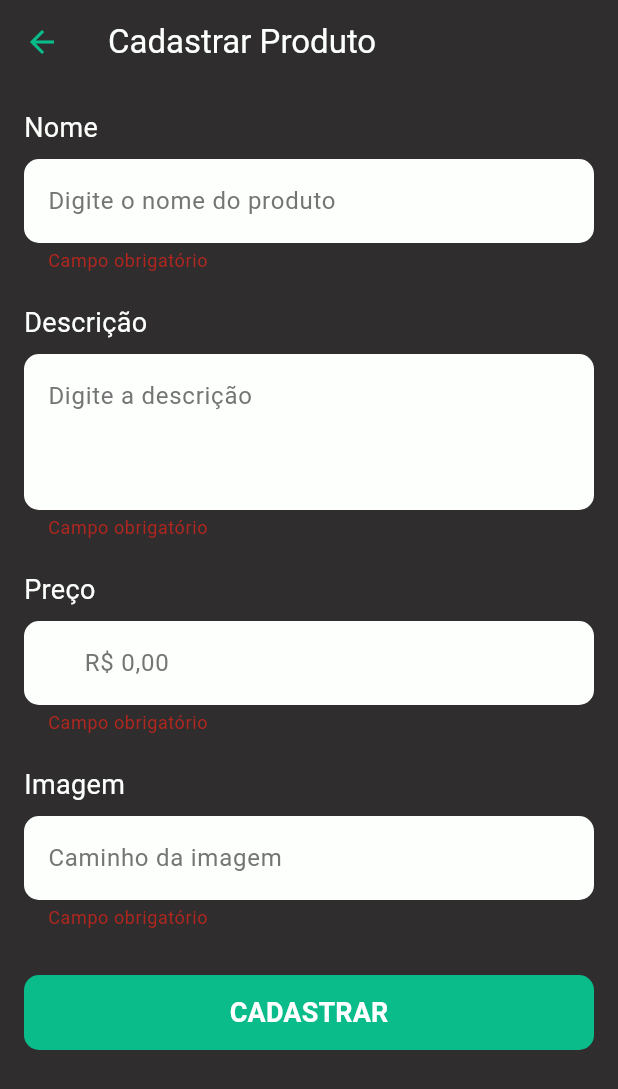
After one commit to joaoArtur2907/BarbadusMobileApp, a Flutter app: the RegisterPageProduto screen opened directly, after a tap on "CADASTRAR", on a phone screen of 412 x 824 dp. The commit adds this screen. Shown: the top 1089 px of the screen. Run offline on Flutter 3.47's test engine with Material 3 defaults, Android fonts, the phone set to English and light mode, and no system bars; our stand-ins replace sqflite; missing offline and left inert: dart:ffi; accounts and stored records are empty.

Commit message:
Registrar produtos

```diff
--- a/barbearia_barbadus_app/lib/Screens/homePage.dart
+++ b/barbearia_barbadus_app/lib/Screens/homePage.dart
@@ -1,5 +1,6 @@
 import 'package:flutter/material.dart';
 import 'package:flutter/services.dart';
+import 'register_page_produto.dart';
 
 class homePage extends StatefulWidget {
   const homePage({super.key});
@@ -8,7 +9,7 @@ class homePage extends StatefulWidget {
 }
 
 class _HomePageState extends State<homePage> {
-  // Lista de produtos (pode ser substituída por dados reais de API ou banco de dados)
+  // Lista de produtos
   final List<Map<String, dynamic>> produtos = [
     {
       'nome': 'BIO EXTRATUS',
@@ -24,7 +25,7 @@ class _HomePageState extends State<homePage> {
     },
   ];
 
-  // Função para exibir detalhes do produto
+  // Exibe os produtos function
   void _showProductDetails(BuildContext context, int index) {
     showDialog(
       context: context,
@@ -42,7 +43,7 @@ class _HomePageState extends State<homePage> {
             child: Column(
               mainAxisSize: MainAxisSize.min,
               children: [
-                // Imagem ampliada
+                // Imagem
                 Container(
                   height: 200,
                   child: Image.asset(
@@ -84,7 +85,7 @@ class _HomePageState extends State<homePage> {
                   ),
                 ),
                 SizedBox(height: 25),
-                // Botão de fechar
+                // facha
                 ElevatedButton(
                   style: ElevatedButton.styleFrom(
                     backgroundColor: Color(0xFF2F2D2E),
@@ -114,6 +115,16 @@ class _HomePageState extends State<homePage> {
   Widget build(BuildContext context) {
     return Scaffold(
       backgroundColor: Color(0xFF2F2D2E),
+      floatingActionButton: FloatingActionButton(
+        onPressed: () {
+          Navigator.push(
+            context,
+            MaterialPageRoute(builder: (context) => RegisterPageProduto()),
+          );
+        },
+        backgroundColor: Color(0xFF09BC8A),
+        child: Icon(Icons.add, color: Colors.white),
+      ),
       body: SingleChildScrollView(
         child: Column(
           children: <Widget>[
--- /dev/null
+++ b/barbearia_barbadus_app/lib/Screens/register_page_produto.dart
@@ -0,0 +1,201 @@
+import 'package:flutter/material.dart';
+import 'package:flutter/services.dart';
+import '../Service/produto_service.dart';
+import '../model/produto.dart';
+
+class RegisterPageProduto extends StatefulWidget {
+  const RegisterPageProduto({super.key});
+
+  @override
+  _RegisterPageProdutoState createState() => _RegisterPageProdutoState();
+}
+
+class _RegisterPageProdutoState extends State<RegisterPageProduto> {
+  final _formKey = GlobalKey<FormState>();
+  final TextEditingController _nomeController = TextEditingController();
+  final TextEditingController _imagemController = TextEditingController();
+  final TextEditingController _descricaoController = TextEditingController();
+  final TextEditingController _precoController = TextEditingController();
+  final ProdutoService _produtoService = ProdutoService();
+
+  @override
+  Widget build(BuildContext context) {
+    return Scaffold(
+      backgroundColor: const Color(0xFF2F2D2E),
+      appBar: AppBar(
+        title: const Text('Cadastrar Produto',
+            style: TextStyle(color: Color(0xFFFCFFFC))),
+        backgroundColor: const Color(0xFF2F2D2E),
+        iconTheme: const IconThemeData(color: Color(0xFF09BC8A)),
+      ),
+      body: Padding(
+        padding: const EdgeInsets.all(16.0),
+        child: Form(
+          key: _formKey,
+          child: ListView(
+            children: [
+              // Neme
+              Text(
+                'Nome',
+                style: TextStyle(
+                  color: Color(0xFFFCFFFC),
+                  fontSize: 18,
+                ),
+              ),
+              const SizedBox(height: 8),
+              TextFormField(
+                controller: _nomeController,
+                style: TextStyle(color: Color(0xFF2F2D2E)),
+                decoration: InputDecoration(
+                  filled: true,
+                  fillColor: Color(0xFFFCFFFC),
+                  border: OutlineInputBorder(
+                    borderRadius: BorderRadius.circular(10),
+                    borderSide: BorderSide.none,
+                  ),
+                  hintText: 'Digite o nome do produto',
+                  hintStyle: TextStyle(color: Colors.grey[600]),
+                ),
+                validator: (value) => value!.isEmpty ? 'Campo obrigatório' : null,
+              ),
+              const SizedBox(height: 20),
+
+              // Descrcao
+              Text(
+                'Descrição',
+                style: TextStyle(
+                  color: Color(0xFFFCFFFC),
+                  fontSize: 18,
+                ),
+              ),
+              const SizedBox(height: 8),
+              TextFormField(
+                controller: _descricaoController,
+                style: TextStyle(color: Color(0xFF2F2D2E)),
+                maxLines: 3,
+                decoration: InputDecoration(
+                  filled: true,
+                  fillColor: Color(0xFFFCFFFC),
+                  border: OutlineInputBorder(
+                    borderRadius: BorderRadius.circular(10),
+                    borderSide: BorderSide.none,
+                  ),
+                  hintText: 'Digite a descrição',
+                  hintStyle: TextStyle(color: Colors.grey[600]),
+                ),
+                validator: (value) => value!.isEmpty ? 'Campo obrigatório' : null,
+              ),
+              const SizedBox(height: 20),
+
+              // preco
+              Text(
+                'Preço',
+                style: TextStyle(
+                  color: Color(0xFFFCFFFC),
+                  fontSize: 18,
+                ),
+              ),
+              const SizedBox(height: 8),
+              TextFormField(
+                controller: _precoController,
+                style: TextStyle(color: Color(0xFF2F2D2E)),
+                keyboardType: TextInputType.numberWithOptions(decimal: true),
+                inputFormatters: [
+                  FilteringTextInputFormatter.allow(RegExp(r'^\d*\.?\d{0,2}')),
+                ],
+                decoration: InputDecoration(
+                  filled: true,
+                  fillColor: Color(0xFFFCFFFC),
+                  border: OutlineInputBorder(
+                    borderRadius: BorderRadius.circular(10),
+                    borderSide: BorderSide.none,
+                  ),
+                  hintText: 'R\$ 0,00',
+                  hintStyle: TextStyle(color: Colors.grey[600]),
+                  prefixText: 'R\$ ',
+                ),
+                validator: (value) {
+                  if (value!.isEmpty) return 'Campo obrigatório';
+                  if (double.tryParse(value.replaceAll(',', '.')) == null) {
+                    return 'Digite um valor válido';
+                  }
+                  return null;
+                },
+              ),
+              const SizedBox(height: 20),
+
+              //  foto
+              Text(
+                'Imagem',
+                style: TextStyle(
+                  color: Color(0xFFFCFFFC),
+                  fontSize: 18,
+                ),
+              ),
+              const SizedBox(height: 8),
+              TextFormField(
+                controller: _imagemController,
+                style: TextStyle(color: Color(0xFF2F2D2E)),
+                decoration: InputDecoration(
+                  filled: true,
+                  fillColor: Color(0xFFFCFFFC),
+                  border: OutlineInputBorder(
+                    borderRadius: BorderRadius.circular(10),
+                    borderSide: BorderSide.none,
+                  ),
+                  hintText: 'Caminho da imagem',
+                  hintStyle: TextStyle(color: Colors.grey[600]),
+                ),
+                validator: (value) => value!.isEmpty ? 'Campo obrigatório' : null,
+              ),
+              const SizedBox(height: 30),
+
+              // salvar
+              Container(
+                height: 50,
+                decoration: BoxDecoration(
+                  borderRadius: BorderRadius.circular(10),
+                  color: const Color(0xFF09BC8A),
+                ),
+                child: TextButton(
+                  onPressed: _register,
+                  child: const Text(
+                    'CADASTRAR',
+                    style: TextStyle(
+                      color: Colors.white,
+                      fontSize: 18,
+                      fontWeight: FontWeight.bold,
+                    ),
+                  ),
+                ),
+              ),
+            ],
+          ),
+        ),
+      ),
+    );
+  }
+
+  void _register() async {
+    if (_formKey.currentState!.validate()) {
+      try {
+        final preco = double.parse(_precoController.text.replaceAll(',', '.'));
+        final produto = Produto(
+          nome: _nomeController.text,
+          descricao: _descricaoController.text,
+          imagem: _imagemController.text,
+          preco: preco,
+        );
+        await _produtoService.registerProduto(produto);
+        Navigator.pop(context);
+      } catch (e) {
+        ScaffoldMessenger.of(context).showSnackBar(
+          SnackBar(
+            content: Text('Erro: ${e.toString()}'),
+            backgroundColor: Colors.red,
+          ),
+        );
+      }
+    }
+  }
+}
--- a/barbearia_barbadus_app/lib/Service/produto_service.dart
+++ b/barbearia_barbadus_app/lib/Service/produto_service.dart
@@ -4,12 +4,17 @@ import '../model/produto.dart';
 class ProdutoService {
   final ProdutoDao _produtoDao = ProdutoDao();
 
-  Future<int> addProduto(Produto produto) async {
-    return await _produtoDao.insertProduto(produto);
+  Future<bool> registerProduto(Produto produto) async {
+    try {
+      await _produtoDao.insertProduto(produto);
+      return true;
+    } catch (e) {
+      print('Erro ao registrar produto: $e');
+      return false;
+    }
   }
 
   Future<List<Produto>> getProdutos() async {
     return await _produtoDao.getAllProdutos();
   }
-
 }
--- a/barbearia_barbadus_app/lib/db/app-database.dart
+++ b/barbearia_barbadus_app/lib/db/app-database.dart
@@ -18,7 +18,7 @@ class AppDatabase {
     final path = join(await getDatabasesPath(), 'barbadus_database.db');
     return openDatabase(
       path,
-      version: 1,
+      version: 2,
       onCreate: (db, version) async {
         await db.execute('''
         CREATE TABLE user(
@@ -34,7 +34,7 @@ class AppDatabase {
         nome TEXT,
         imagem TEXT,
         descricao TEXT,
-        preco DOUBLE
+        preco REAL
         )
         '''
         );
--- a/barbearia_barbadus_app/lib/model/produto.dart
+++ b/barbearia_barbadus_app/lib/model/produto.dart
@@ -5,7 +5,7 @@ class Produto {
   final String nome;
   final String imagem;
   final String descricao;
-  final Double preco;
+  final double preco;
 
   Produto({
     this.id,
--- a/barbearia_barbadus_app/lib/persistance/produto_dao.dart
+++ b/barbearia_barbadus_app/lib/persistance/produto_dao.dart
@@ -2,7 +2,7 @@ import '../model/produto.dart';
 import '../db/app-database.dart';
 
 class ProdutoDao {
-  static const String table = 'students';
+  static const String table = 'produto';
 
   Future<int> insertProduto(Produto produto) async {
     final db = await AppDatabase().database;
```
